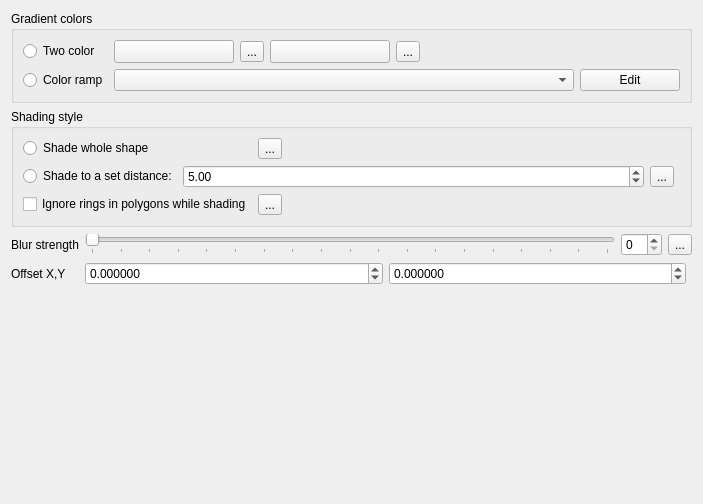
The window that src/ui/symbollayer/widget_shapeburstfill.ui (carsmie/QGIS) describes before a commit, drawn with Qt 5.
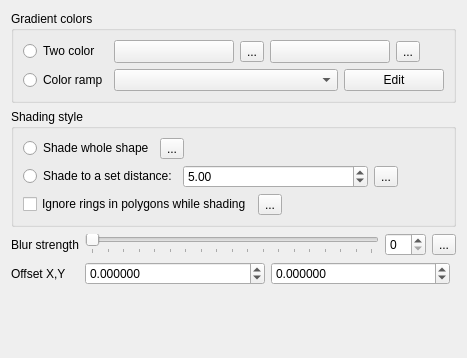
The same window after the commit. Custom widgets are drawn as their Qt base class.

Commit message:
Data defined all the things!
Add a bunch of missing data defined options for symbology.
Also fix dialog sizing issues.

Diff of the .ui file:
```diff
--- a/src/ui/symbollayer/widget_shapeburstfill.ui
+++ b/src/ui/symbollayer/widget_shapeburstfill.ui
@@ -6,8 +6,8 @@
    <rect>
     <x>0</x>
     <y>0</y>
-    <width>703</width>
-    <height>504</height>
+    <width>467</width>
+    <height>358</height>
    </rect>
   </property>
   <property name="windowTitle">
@@ -252,22 +252,39 @@
      <property name="title">
       <string>Shading style</string>
      </property>
-     <layout class="QFormLayout" name="formLayout_3">
-      <item row="2" column="0">
+     <layout class="QVBoxLayout" name="verticalLayout">
+      <item>
+       <layout class="QHBoxLayout" name="horizontalLayout_5">
+        <item>
        <widget class="QRadioButton" name="mRadioUseWholeShape">
         <property name="text">
          <string>Shade whole shape</string>
         </property>
        </widget>
       </item>
-      <item row="6" column="0">
-       <widget class="QCheckBox" name="mIgnoreRingsCheckBox">
+        <item>
+         <widget class="QgsDataDefinedButton" name="mShadeWholeShapeDDBtn">
         <property name="text">
-         <string>Ignore rings in polygons while shading</string>
+           <string>...</string>
         </property>
        </widget>
       </item>
-      <item row="5" column="0" colspan="2">
+        <item>
+         <spacer name="horizontalSpacer_2">
+          <property name="orientation">
+           <enum>Qt::Horizontal</enum>
+          </property>
+          <property name="sizeHint" stdset="0">
+           <size>
+            <width>40</width>
+            <height>20</height>
+           </size>
+          </property>
+         </spacer>
+        </item>
+       </layout>
+      </item>
+      <item>
        <layout class="QHBoxLayout" name="horizontalLayout_3">
         <property name="spacing">
          <number>6</number>
@@ -305,6 +322,19 @@
           </property>
          </widget>
         </item>
+        <item>
+         <spacer name="horizontalSpacer_3">
+          <property name="orientation">
+           <enum>Qt::Horizontal</enum>
+          </property>
+          <property name="sizeHint" stdset="0">
+           <size>
+            <width>40</width>
+            <height>20</height>
+           </size>
+          </property>
+         </spacer>
+        </item>
         <item>
          <widget class="QgsUnitSelectionWidget" name="mDistanceUnitWidget" native="true">
           <property name="minimumSize">
@@ -317,19 +347,36 @@
         </item>
        </layout>
       </item>
-      <item row="2" column="1">
-       <widget class="QgsDataDefinedButton" name="mShadeWholeShapeDDBtn">
+      <item>
+       <layout class="QHBoxLayout" name="horizontalLayout_6">
+        <item>
+         <widget class="QCheckBox" name="mIgnoreRingsCheckBox">
         <property name="text">
-         <string>...</string>
+           <string>Ignore rings in polygons while shading</string>
         </property>
        </widget>
       </item>
-      <item row="6" column="1">
+        <item>
        <widget class="QgsDataDefinedButton" name="mIgnoreRingsDDBtn">
         <property name="text">
          <string>...</string>
         </property>
        </widget>
+        </item>
+        <item>
+         <spacer name="horizontalSpacer_4">
+          <property name="orientation">
+           <enum>Qt::Horizontal</enum>
+          </property>
+          <property name="sizeHint" stdset="0">
+           <size>
+            <width>40</width>
+            <height>20</height>
+           </size>
+          </property>
+         </spacer>
+        </item>
+       </layout>
       </item>
      </layout>
     </widget>
```
Lines whose indentation alone changed are shown as unchanged. The commit also changes 18 other files.
